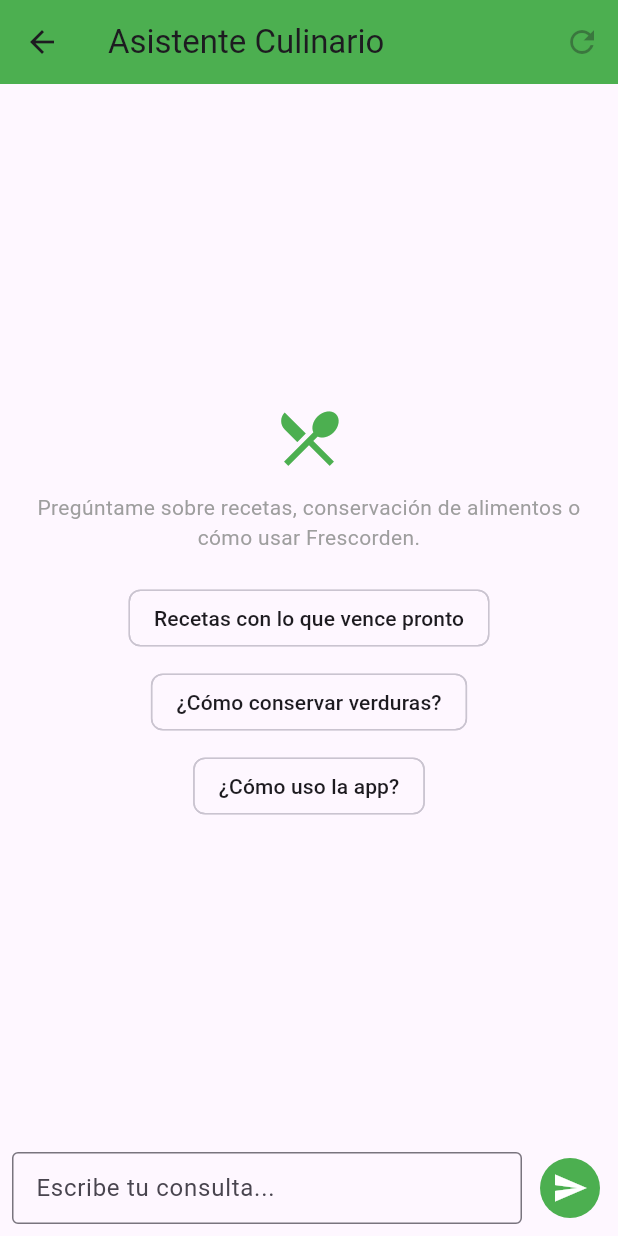
After one commit to AySuvx/Frescorden-App, a Flutter app: the AssistantScreen screen opened directly, after a tap on "Recetas con lo que vence pronto", after a tap on the "refresh" icon, on a phone screen of 412 x 824 dp. The commit adds this screen. Run offline on Flutter 3.47's test engine with Material 3 defaults, Android fonts, the phone set to English and light mode, and no system bars; our stand-ins replace cloud_firestore, device_info_plus, firebase_ai, firebase_auth, firebase_core, fl_chart and 8 more; missing offline and left inert: android_alarm_manager_plus, android_intent_plus, firebase_app_check; accounts and stored records are empty; network calls fail.

Commit message:
feat(ai): conectar inventario dinamico con motor de recetas inteligentes
- Implementar priorizacion por daysToExpiration y daysInStorage en GeminiAssistantDataSource.
- Estructurar formato obligatorio de respuestas culinarias (ingredientes propios, faltantes y pasos).
- Validar Smoke Test en ProductosScreen y HouseholdScreen sin regresiones tras el bump de Firebase.

```diff
--- /dev/null
+++ b/lib/data/datasources/gemini_assistant_data_source.dart
@@ -0,0 +1,96 @@
+// google_generative_ai está deprecado (Google no lo actualiza más) y su
+// reemplazo oficial es firebase_ai, que además reutiliza el proyecto
+// Firebase ya configurado en la app (sin API key propia del cliente).
+// Requiere habilitar "Gemini API" en la consola de Firebase del proyecto.
+import 'package:firebase_ai/firebase_ai.dart';
+import 'package:flutter/foundation.dart';
+
+import '../../domain/entities/product.dart';
+
+const _systemInstruction = '''
+Eres el asistente culinario de Frescorden. Respondes únicamente sobre:
+recetas con los alimentos disponibles, conservación y empaque de alimentos,
+reducción de desperdicio, y cómo usar las funciones de la app.
+Si te preguntan algo fuera de ese ámbito, redirige la conversación con
+amabilidad hacia estos temas. Responde en español, breve y práctico.
+
+Cuando sugieras una receta, usa siempre esta estructura:
+**Nombre de la receta**
+**Ingredientes de tu inventario:** (los que ya tiene el usuario)
+**Ingredientes adicionales:** (los que necesitaría comprar)
+**Pasos:** (breves, numerados)
+''';
+
+// gemini-1.5/2.0 fueron retirados (dan 404); esta es la versión estable
+// vigente según la documentación oficial de Firebase AI Logic.
+const _modelName = 'gemini-3.5-flash';
+const _maxInventoryItems = 20;
+
+class GeminiAssistantDataSource {
+  final GenerativeModel _model;
+  ChatSession? _chat;
+
+  GeminiAssistantDataSource()
+      : _model = FirebaseAI.googleAI().generativeModel(
+          model: _modelName,
+          systemInstruction: Content.system(_systemInstruction),
+        );
+
+  Future<String> sendMessage({
+    required String prompt,
+    List<Product>? currentInventory,
+  }) async {
+    final fullPrompt = currentInventory == null
+        ? prompt
+        : '${_inventoryContext(currentInventory)}\n\nConsulta: $prompt';
+
+    try {
+      _chat ??= _model.startChat();
+      final response = await _chat!.sendMessage(Content.text(fullPrompt));
+      return response.text ?? 'No obtuve una respuesta. Intenta de nuevo.';
+    } catch (e, st) {
+      debugPrint('GeminiAssistantDataSource.sendMessage error: '
+          '${e.runtimeType} $e\n$st');
+      return 'No pude conectar con el asistente. Verifica que la API de '
+          'Gemini esté habilitada en la consola de Firebase, o intenta de '
+          'nuevo en un momento.';
+    }
+  }
+
+  void resetConversation() => _chat = null;
+
+  // Prioridad: primero lo que vence antes (daysToExpiration ascendente);
+  // sin fecha de vencimiento pero a granel, lo que lleva más tiempo
+  // almacenado (daysInStorage descendente); todo lo demás, al final.
+  int _priorityKey(Product p) {
+    final daysToExp = p.daysToExpiration;
+    if (daysToExp != null) return daysToExp;
+    if (p.isBulk) return -p.daysInStorage;
+    return 1 << 30;
+  }
+
+  String _inventoryContext(List<Product> inventory) {
+    if (inventory.isEmpty) return 'El inventario del hogar está vacío.';
+
+    final sorted = [...inventory]
+      ..sort((a, b) => _priorityKey(a).compareTo(_priorityKey(b)));
+
+    final lines = sorted.take(_maxInventoryItems).map((p) {
+      final daysToExp = p.daysToExpiration;
+      final String when;
+      if (daysToExp != null) {
+        when = daysToExp < 0
+            ? 'vencido hace ${-daysToExp} días'
+            : 'vence en $daysToExp días';
+      } else if (p.isBulk) {
+        when = 'a granel, almacenado hace ${p.daysInStorage} días';
+      } else {
+        when = 'sin fecha de vencimiento';
+      }
+      return '- ${p.name}: ${p.quantity} ${p.unit}, $when';
+    }).join('\n');
+
+    return 'Inventario disponible (priorizado por lo que vence antes o '
+        'lleva más tiempo almacenado):\n$lines';
+  }
+}
--- /dev/null
+++ b/lib/data/repositories/assistant_repository_impl.dart
@@ -0,0 +1,23 @@
+import '../../domain/entities/product.dart';
+import '../../domain/repositories/i_assistant_repository.dart';
+import '../datasources/gemini_assistant_data_source.dart';
+
+class AssistantRepositoryImpl implements IAssistantRepository {
+  final GeminiAssistantDataSource _dataSource;
+
+  AssistantRepositoryImpl(this._dataSource);
+
+  @override
+  Future<String> sendMessage({
+    required String prompt,
+    List<Product>? currentInventory,
+  }) {
+    return _dataSource.sendMessage(
+      prompt: prompt,
+      currentInventory: currentInventory,
+    );
+  }
+
+  @override
+  void resetConversation() => _dataSource.resetConversation();
+}
--- /dev/null
+++ b/lib/domain/entities/chat_message.dart
@@ -0,0 +1,8 @@
+enum ChatRole { user, model }
+
+class ChatMessage {
+  final ChatRole role;
+  final String text;
+
+  const ChatMessage({required this.role, required this.text});
+}
--- a/lib/domain/entities/product.dart
+++ b/lib/domain/entities/product.dart
@@ -73,6 +73,11 @@ class Product {
 
   /// Días transcurridos desde que el producto entró al inventario.
   int get daysInStorage => DateTime.now().difference(entryDate).inDays;
+
+  /// Días que faltan para el vencimiento (negativo si ya venció).
+  /// `null` cuando el producto no tiene fecha de vencimiento registrada.
+  int? get daysToExpiration =>
+      expirationDate?.difference(DateTime.now()).inDays;
 
   /// Indica si el tiempo almacenado merece una alerta visual.
   /// Solo relevante para productos a granel (`isBulk`); un producto
--- /dev/null
+++ b/lib/presentation/providers/assistant_provider.dart
@@ -0,0 +1,56 @@
+import 'package:flutter/foundation.dart';
+
+import '../../domain/entities/chat_message.dart';
+import '../../domain/repositories/i_assistant_repository.dart';
+import 'product_provider.dart';
+
+class AssistantProvider extends ChangeNotifier {
+  final IAssistantRepository _repository;
+  final ProductProvider _productProvider;
+
+  AssistantProvider(this._repository, this._productProvider);
+
+  final List<ChatMessage> _messages = [];
+  bool _isLoading = false;
+  String? _error;
+
+  List<ChatMessage> get messages => List.unmodifiable(_messages);
+  bool get isLoading => _isLoading;
+  String? get error => _error;
+
+  Future<void> sendMessage(String text) async {
+    final prompt = text.trim();
+    if (prompt.isEmpty || _isLoading) return;
+
+    _messages.add(ChatMessage(role: ChatRole.user, text: prompt));
+    _isLoading = true;
+    _error = null;
+    notifyListeners();
+
+    try {
+      final reply = await _repository.sendMessage(
+        prompt: prompt,
+        currentInventory: _productProvider.products,
+      );
+      _messages.add(ChatMessage(role: ChatRole.model, text: reply));
+    } catch (e) {
+      _error = e.toString();
+      _messages.add(
+        const ChatMessage(
+          role: ChatRole.model,
+          text: 'Ocurrió un error al responder. Intenta de nuevo.',
+        ),
+      );
+    } finally {
+      _isLoading = false;
+      notifyListeners();
+    }
+  }
+
+  void clearConversation() {
+    _messages.clear();
+    _error = null;
+    _repository.resetConversation();
+    notifyListeners();
+  }
+}
--- /dev/null
+++ b/lib/screens/assistant_screen.dart
@@ -0,0 +1,195 @@
+import 'package:flutter/material.dart';
+import 'package:provider/provider.dart';
+
+import '../domain/entities/chat_message.dart';
+import '../presentation/providers/assistant_provider.dart';
+
+const _suggestions = [
+  'Recetas con lo que vence pronto',
+  '¿Cómo conservar verduras?',
+  '¿Cómo uso la app?',
+];
+
+class AssistantScreen extends StatefulWidget {
+  const AssistantScreen({super.key});
+
+  @override
+  State<AssistantScreen> createState() => _AssistantScreenState();
+}
+
+class _AssistantScreenState extends State<AssistantScreen> {
+  final _controller = TextEditingController();
+  final _scrollController = ScrollController();
+
+  @override
+  void dispose() {
+    _controller.dispose();
+    _scrollController.dispose();
+    super.dispose();
+  }
+
+  void _send([String? text]) {
+    final value = text ?? _controller.text;
+    if (value.trim().isEmpty) return;
+    context.read<AssistantProvider>().sendMessage(value);
+    _controller.clear();
+    FocusScope.of(context).unfocus();
+    WidgetsBinding.instance.addPostFrameCallback((_) => _scrollToBottom());
+  }
+
+  void _scrollToBottom() {
+    if (!_scrollController.hasClients) return;
+    _scrollController.animateTo(
+      _scrollController.position.maxScrollExtent,
+      duration: const Duration(milliseconds: 250),
+      curve: Curves.easeOut,
+    );
+  }
+
+  @override
+  Widget build(BuildContext context) {
+    final provider = context.watch<AssistantProvider>();
+
+    return Scaffold(
+      appBar: AppBar(
+        title: const Text('Asistente Culinario'),
+        backgroundColor: Colors.green,
+        actions: [
+          IconButton(
+            icon: const Icon(Icons.refresh),
+            tooltip: 'Reiniciar conversación',
+            onPressed: provider.messages.isEmpty
+                ? null
+                : () => context.read<AssistantProvider>().clearConversation(),
+          ),
+        ],
+      ),
+      body: Column(
+        children: [
+          Expanded(
+            child: provider.messages.isEmpty
+                ? _buildEmptyState()
+                : ListView.builder(
+                    controller: _scrollController,
+                    padding: const EdgeInsets.all(12),
+                    itemCount: provider.messages.length + (provider.isLoading ? 1 : 0),
+                    itemBuilder: (context, index) {
+                      if (index == provider.messages.length) {
+                        return _buildTypingIndicator();
+                      }
+                      return _buildBubble(provider.messages[index]);
+                    },
+                  ),
+          ),
+          _buildInputBar(provider.isLoading),
+        ],
+      ),
+    );
+  }
+
+  Widget _buildEmptyState() {
+    return Padding(
+      padding: const EdgeInsets.all(24.0),
+      child: Column(
+        mainAxisAlignment: MainAxisAlignment.center,
+        children: [
+          const Icon(Icons.restaurant_menu, size: 48, color: Colors.green),
+          const SizedBox(height: 12),
+          const Text(
+            'Pregúntame sobre recetas, conservación de alimentos o cómo usar Frescorden.',
+            textAlign: TextAlign.center,
+            style: TextStyle(color: Colors.grey),
+          ),
+          const SizedBox(height: 20),
+          Wrap(
+            spacing: 8,
+            runSpacing: 8,
+            alignment: WrapAlignment.center,
+            children: [
+              for (final s in _suggestions)
+                ActionChip(label: Text(s), onPressed: () => _send(s)),
+            ],
+          ),
+        ],
+      ),
+    );
+  }
+
+  Widget _buildBubble(ChatMessage message) {
+    final isUser = message.role == ChatRole.user;
+    return Align(
+      alignment: isUser ? Alignment.centerRight : Alignment.centerLeft,
+      child: Container(
+        margin: const EdgeInsets.symmetric(vertical: 4),
+        padding: const EdgeInsets.symmetric(horizontal: 14, vertical: 10),
+        constraints: BoxConstraints(
+          maxWidth: MediaQuery.of(context).size.width * 0.75,
+        ),
+        decoration: BoxDecoration(
+          color: isUser ? Colors.green : Colors.grey.shade200,
+          borderRadius: BorderRadius.circular(14),
+        ),
+        child: Text(
+          message.text,
+          style: TextStyle(color: isUser ? Colors.white : Colors.black87),
+        ),
+      ),
+    );
+  }
+
+  Widget _buildTypingIndicator() {
+    return Align(
+      alignment: Alignment.centerLeft,
+      child: Container(
+        margin: const EdgeInsets.symmetric(vertical: 4),
+        padding: const EdgeInsets.symmetric(horizontal: 14, vertical: 10),
+        decoration: BoxDecoration(
+          color: Colors.grey.shade200,
+          borderRadius: BorderRadius.circular(14),
+        ),
+        child: const Row(
+          mainAxisSize: MainAxisSize.min,
+          children: [
+            SizedBox(
+              width: 14,
+              height: 14,
+              child: CircularProgressIndicator(strokeWidth: 2),
+            ),
+            SizedBox(width: 8),
+            Text('Escribiendo...'),
+          ],
+        ),
+      ),
+    );
+  }
+
+  Widget _buildInputBar(bool isLoading) {
+    return SafeArea(
+      child: Padding(
+        padding: const EdgeInsets.all(8.0),
+        child: Row(
+          children: [
+            Expanded(
+              child: TextField(
+                controller: _controller,
+                enabled: !isLoading,
+                decoration: const InputDecoration(
+                  hintText: 'Escribe tu consulta...',
+                  border: OutlineInputBorder(),
+                  contentPadding: EdgeInsets.symmetric(horizontal: 12),
+                ),
+                onSubmitted: (_) => _send(),
+              ),
+            ),
+            const SizedBox(width: 8),
+            IconButton.filled(
+              onPressed: isLoading ? null : () => _send(),
+              icon: const Icon(Icons.send),
+              style: IconButton.styleFrom(backgroundColor: Colors.green),
+            ),
+          ],
+        ),
+      ),
+    );
+  }
+}
```
Also changed, not shown: lib/data/repositories/auth_repository_impl.dart (+25 -11 lines), lib/domain/repositories/i_assistant_repository.dart (added, +10 -0 lines), lib/main.dart (+21 -0 lines), lib/screens/inicio_screen.dart (+12 -0 lines), pubspec.yaml (+7 -5 lines), pubspec.lock, 4 other files.
